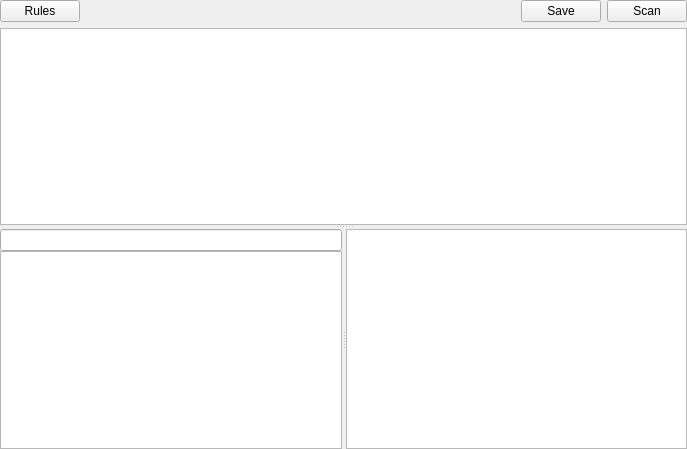
horsicq/yara_widget, file yarawidgetadvanced.ui: the form before one commit.
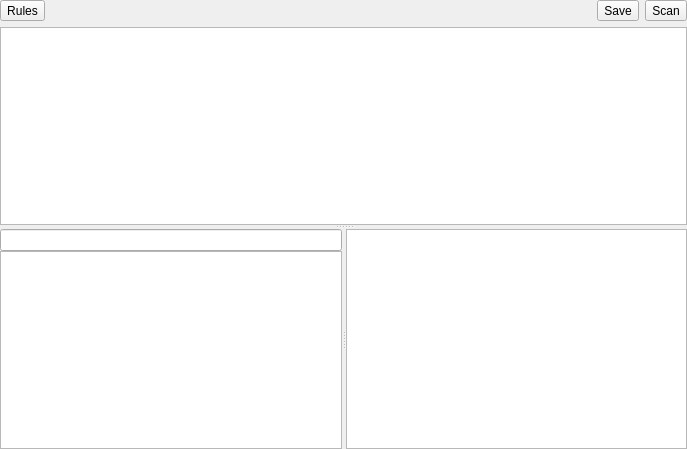
The form after the commit.

What changed in the file:
```diff
--- a/yarawidgetadvanced.ui
+++ b/yarawidgetadvanced.ui
@@ -29,10 +29,13 @@
    <item>
     <layout class="QHBoxLayout" name="horizontalLayout">
      <item>
-      <widget class="QPushButton" name="pushButtonRules">
+      <widget class="QToolButton" name="toolButtonRules">
        <property name="text">
         <string>Rules</string>
        </property>
+       <property name="toolButtonStyle">
+        <enum>Qt::ToolButtonTextBesideIcon</enum>
+       </property>
       </widget>
      </item>
      <item>
@@ -49,17 +52,23 @@
       </spacer>
      </item>
      <item>
-      <widget class="QPushButton" name="pushButtonSave">
+      <widget class="QToolButton" name="toolButtonSave">
        <property name="text">
         <string>Save</string>
        </property>
+       <property name="toolButtonStyle">
+        <enum>Qt::ToolButtonTextBesideIcon</enum>
+       </property>
       </widget>
      </item>
      <item>
-      <widget class="QPushButton" name="pushButtonScan">
+      <widget class="QToolButton" name="toolButtonScan">
        <property name="text">
         <string>Scan</string>
        </property>
+       <property name="toolButtonStyle">
+        <enum>Qt::ToolButtonTextBesideIcon</enum>
+       </property>
       </widget>
      </item>
     </layout>
```
